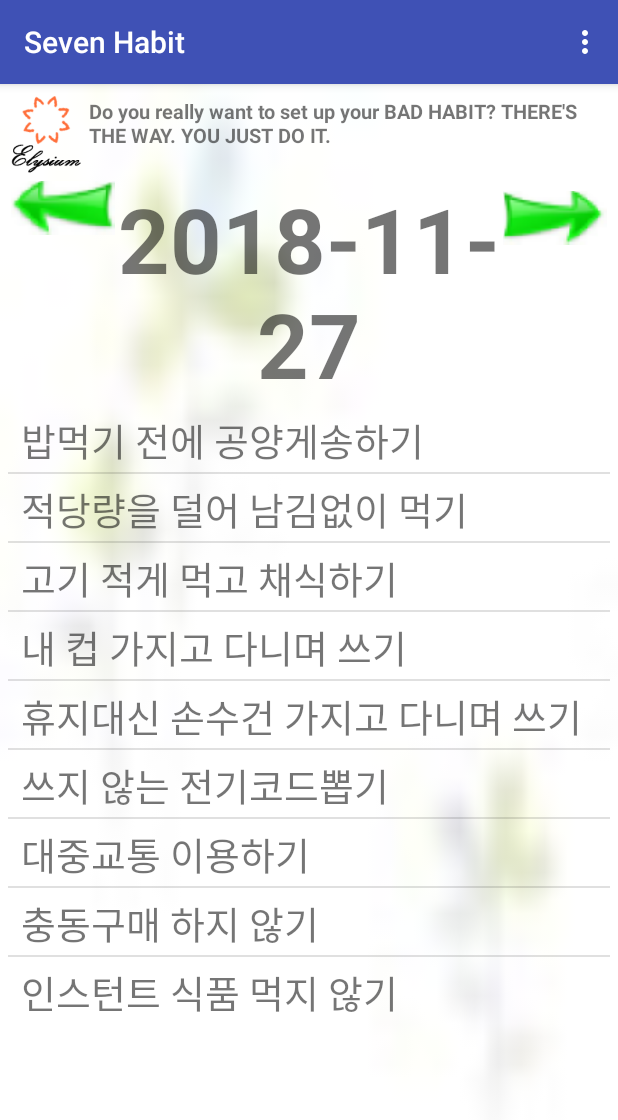
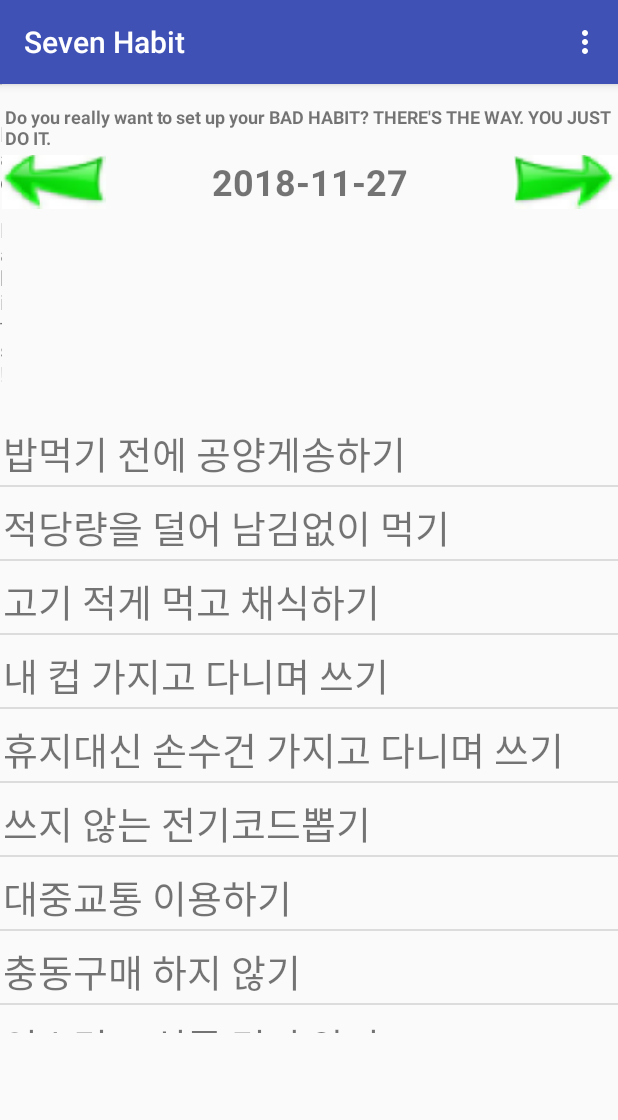
Before and after one commit to yojulab/Project_SevenHabit, an Android app: the screen it shows after launch (MainActivity), on a phone screen of 412 x 824 dp. Shown: the top 1120 px of the screen. Run offline under Robolectric (Android 15) with nearby library versions, the light colour scheme and no system bars.

Commit message:
modify Layout from Linear to Constraint

```diff
--- a/app/build.gradle
+++ b/app/build.gradle
@@ -29,4 +29,5 @@ dependencies {
     compile 'com.android.support:appcompat-v7:28.0.0'
     compile 'com.google.android.gms:play-services-location:7.3.0'
     compile 'com.google.maps.android:android-maps-utils:0.3.4'
+    implementation 'com.android.support.constraint:constraint-layout:1.1.3'
 }
--- a/app/src/main/res/layout/activity_main.xml
+++ b/app/src/main/res/layout/activity_main.xml
@@ -1,41 +1,85 @@
 <?xml version="1.0" encoding="utf-8"?>
-<LinearLayout xmlns:android="http://schemas.android.com/apk/res/android"
-    android:layout_width="fill_parent" android:layout_height="fill_parent"
-    android:orientation="vertical" android:background="@drawable/background1"
-    android:padding="5dp">
-    <LinearLayout android:layout_width="match_parent"
-        android:layout_height="wrap_content" android:layout_marginBottom="0px">
-        <ImageView android:src="@drawable/elysiumlogo" android:id="@+id/imageView1"
-            android:layout_height="80px" android:layout_width="70px"
-            android:layout_margin="3px"
-            android:onClick="onShowMap"
-            android:clickable="true"></ImageView>
-        <TextView android:layout_height="wrap_content"
-            android:layout_width="wrap_content"
-            android:text="Do you really want to set up your BAD HABIT? THERE'S THE WAY. YOU JUST DO IT."
-            android:layout_weight="5" android:padding="5px" android:textSize="20px"
-            android:textStyle="bold" android:gravity="left"></TextView>
-    </LinearLayout>
-    <LinearLayout android:layout_width="match_parent"
-        android:layout_height="wrap_content" android:orientation="horizontal"
-        android:layout_marginBottom="1px">
-        <ImageView android:src="@drawable/leftarrow" android:id="@+id/larrow"
-            android:layout_height="wrap_content" android:layout_width="wrap_content"
-            android:layout_margin="3px" android:gravity="center"></ImageView>
-        <TextView android:layout_height="wrap_content"
-            android:layout_width="wrap_content" android:id="@+id/plandate"
-            android:layout_weight="5" android:textSize="60sp" android:textStyle="bold"
-            android:gravity="center"></TextView>
-        <ImageView android:src="@drawable/rightarrow" android:id="@+id/rarrow"
-            android:layout_height="49dp" android:layout_width="wrap_content"
-            android:layout_margin="3px" android:gravity="center"></ImageView>
-    </LinearLayout>
-    <LinearLayout android:layout_width="match_parent"
-        android:id="@+id/linearLayout1" android:layout_height="wrap_content" android:orientation="horizontal">
-        <ListView android:id="@+id/resultList" android:choiceMode="singleChoice"
-            android:layout_height="wrap_content" android:layout_width="match_parent"></ListView>
-        <TextView android:text="Please, Input Bad Habits!"
-            android:id="@android:id/empty" android:layout_width="wrap_content"
-            android:layout_height="wrap_content"></TextView>
-    </LinearLayout>
-</LinearLayout>
+<android.support.constraint.ConstraintLayout xmlns:android="http://schemas.android.com/apk/res/android"
+    xmlns:app="http://schemas.android.com/apk/res-auto"
+    xmlns:tools="http://schemas.android.com/tools"
+    android:id="@+id/linearLayout2"
+    android:layout_width="fill_parent"
+    android:layout_height="fill_parent"
+    tools:layout_editor_absoluteY="81dp">
+
+
+    <TextView
+        android:id="@+id/textView3"
+        android:layout_width="wrap_content"
+        android:layout_height="wrap_content"
+        android:layout_marginTop="10dp"
+        android:gravity="left"
+        android:padding="5px"
+        android:text="Do you really want to set up your BAD HABIT? THERE'S THE WAY. YOU JUST DO IT."
+        android:textSize="12sp"
+        android:textStyle="bold"
+        app:layout_constraintEnd_toEndOf="@+id/rarrow"
+        app:layout_constraintTop_toTopOf="parent"></TextView>
+
+
+    <ImageView
+        android:id="@+id/larrow"
+        android:layout_width="wrap_content"
+        android:layout_height="wrap_content"
+        android:layout_marginStart="1dp"
+        android:layout_marginLeft="1dp"
+        android:layout_marginEnd="8dp"
+        android:layout_marginRight="8dp"
+        android:gravity="center"
+        android:src="@drawable/leftarrow"
+        app:layout_constraintEnd_toStartOf="@+id/plandate"
+        app:layout_constraintHorizontal_chainStyle="packed"
+        app:layout_constraintStart_toStartOf="parent"
+        app:layout_constraintTop_toBottomOf="@+id/textView3"></ImageView>
+
+    <TextView
+        android:id="@+id/plandate"
+        android:layout_width="0dp"
+        android:layout_height="0dp"
+        android:layout_marginEnd="8dp"
+        android:layout_marginRight="8dp"
+        android:gravity="center"
+        android:textSize="24sp"
+        android:textStyle="bold"
+        app:layout_constraintBottom_toBottomOf="@+id/rarrow"
+        app:layout_constraintEnd_toStartOf="@+id/rarrow"
+        app:layout_constraintStart_toEndOf="@+id/larrow"
+        app:layout_constraintTop_toBottomOf="@+id/textView3"></TextView>
+
+    <ImageView
+        android:id="@+id/rarrow"
+        android:layout_width="wrap_content"
+        android:layout_height="wrap_content"
+        android:gravity="center"
+        android:src="@drawable/rightarrow"
+        app:layout_constraintEnd_toEndOf="parent"
+        app:layout_constraintStart_toEndOf="@+id/plandate"
+        app:layout_constraintTop_toBottomOf="@+id/textView3"></ImageView>
+
+
+    <ListView
+        android:id="@+id/resultList"
+        android:layout_width="0dp"
+        android:layout_height="413dp"
+        android:choiceMode="singleChoice"
+        app:layout_constraintBottom_toBottomOf="parent"
+        app:layout_constraintEnd_toEndOf="parent"
+        app:layout_constraintStart_toStartOf="parent"
+        app:layout_constraintTop_toBottomOf="@+id/plandate"></ListView>
+
+    <TextView
+        android:id="@+id/textView4"
+        android:layout_width="1dp"
+        android:layout_height="wrap_content"
+        android:text="Please, Input Bad Habits!"
+        app:layout_constraintBottom_toTopOf="parent"
+        app:layout_constraintEnd_toStartOf="parent"
+        app:layout_constraintStart_toStartOf="parent"
+        app:layout_constraintTop_toTopOf="parent"></TextView>
+
+</android.support.constraint.ConstraintLayout>
--- a/app/src/main/res/layout/habits.xml
+++ b/app/src/main/res/layout/habits.xml
@@ -2,20 +2,21 @@
 <LinearLayout xmlns:android="http://schemas.android.com/apk/res/android"
 	xmlns:tools="http://schemas.android.com/tools"
 	android:layout_width="fill_parent" android:layout_height="fill_parent"
-	android:orientation="vertical" android:background="@drawable/background1"
+	android:orientation="vertical"
 	android:padding="5dp">
 	<LinearLayout android:layout_width="match_parent"
 		android:layout_height="wrap_content" android:layout_marginBottom="0px"
 		tools:ignore="UseCompoundDrawables">
-		<ImageView android:src="@drawable/elysiumlogo" android:id="@+id/imageView1"
-			android:layout_height="80px" android:layout_width="70px"
-			android:layout_margin="3px"
-			tools:ignore="ContentDescription,PxUsage"></ImageView>
-		<TextView android:layout_height="wrap_content"
+
+		<TextView
 			android:layout_width="wrap_content"
+			android:layout_height="wrap_content"
+			android:layout_weight="5"
+			android:gravity="left"
+			android:padding="5px"
 			android:text="Do you really want to set up your BAD HABIT? THERE'S THE WAY. YOU JUST DO IT."
-			android:layout_weight="5" android:padding="5px" android:textSize="20px"
-			android:textStyle="bold" android:gravity="left"
+			android:textSize="12sp"
+			android:textStyle="bold"
 			tools:ignore="HardcodedText,InefficientWeight,PxUsage"></TextView>
 	</LinearLayout>
 	<LinearLayout android:orientation="vertical"
--- a/app/src/main/res/layout/row.xml
+++ b/app/src/main/res/layout/row.xml
@@ -1,14 +1,33 @@
 <?xml version="1.0" encoding="utf-8"?>
-<LinearLayout xmlns:android="http://schemas.android.com/apk/res/android"
-	android:layout_width="match_parent" android:layout_height="match_parent"
-		android:paddingRight="10px" android:paddingLeft="10px">
-	<TextView android:layout_height="wrap_content" android:id="@+id/id"
-		android:text="TextView"
-		android:layout_width="wrap_content" android:textSize="25sp"
-		android:layout_weight="1"
-		android:paddingRight="10dp"></TextView>
-	<TextView android:layout_height="wrap_content" android:id="@+id/habit"
-		android:text="TextView" android:paddingRight="5px" android:padding="3px"
-		android:layout_width="wrap_content" android:textSize="25sp"
-		android:layout_weight="1"></TextView>
-</LinearLayout>
+<android.support.constraint.ConstraintLayout xmlns:android="http://schemas.android.com/apk/res/android"
+    xmlns:app="http://schemas.android.com/apk/res-auto"
+    xmlns:tools="http://schemas.android.com/tools"
+    android:id="@+id/linearLayout3"
+    android:layout_width="match_parent"
+    android:layout_height="match_parent"
+    tools:layout_editor_absoluteY="81dp">
+
+    <TextView
+        android:id="@+id/id"
+        android:layout_width="wrap_content"
+        android:layout_height="wrap_content"
+        android:paddingRight="10dp"
+        android:text="01"
+        android:textSize="25sp"
+        app:layout_constraintBaseline_toBaselineOf="@+id/habit"
+        app:layout_constraintHorizontal_chainStyle="packed"
+        app:layout_constraintStart_toStartOf="parent"></TextView>
+
+    <TextView
+        android:id="@+id/habit"
+        android:layout_width="wrap_content"
+        android:layout_height="wrap_content"
+        android:padding="3px"
+        android:paddingRight="5px"
+        android:text="TextView"
+        android:textSize="25sp"
+        app:layout_constraintEnd_toEndOf="parent"
+        app:layout_constraintHorizontal_bias="0.0"
+        app:layout_constraintStart_toEndOf="@+id/id"
+        app:layout_constraintTop_toTopOf="parent"></TextView>
+</android.support.constraint.ConstraintLayout>
--- a/app/src/main/res/layout/rowplan.xml
+++ b/app/src/main/res/layout/rowplan.xml
@@ -1,11 +1,32 @@
 <?xml version="1.0" encoding="utf-8"?>
-<LinearLayout xmlns:android="http://schemas.android.com/apk/res/android"
-	android:layout_width="match_parent" android:layout_height="match_parent"
-	android:paddingRight="10px" android:paddingLeft="10px">
-	<TextView android:layout_height="wrap_content" android:id="@+id/habit"
-		android:text="Bad Habit" android:padding="3px" android:layout_width="match_parent"
-		android:textSize="25sp" android:layout_weight="7"></TextView>
-	<TextView android:layout_height="wrap_content" android:id="@+id/doneTF"
-		android:text="N" android:padding="3px" android:layout_width="wrap_content"
-		android:textSize="30sp" android:layout_weight="1"></TextView>
-</LinearLayout>
+<android.support.constraint.ConstraintLayout xmlns:android="http://schemas.android.com/apk/res/android"
+    xmlns:app="http://schemas.android.com/apk/res-auto"
+    xmlns:tools="http://schemas.android.com/tools"
+    android:id="@+id/linearLayout"
+    android:layout_width="match_parent"
+    android:layout_height="match_parent">
+
+    <TextView
+        android:id="@+id/habit"
+        android:layout_width="0dp"
+        android:layout_height="wrap_content"
+        android:layout_marginTop="5dp"
+        android:padding="3px"
+        android:text="Bad Habit"
+        android:textSize="25sp"
+        app:layout_constraintEnd_toStartOf="@+id/doneTF"
+        app:layout_constraintHorizontal_bias="0.51"
+        app:layout_constraintStart_toStartOf="parent"
+        app:layout_constraintTop_toTopOf="parent"></TextView>
+
+    <TextView
+        android:id="@+id/doneTF"
+        android:layout_width="wrap_content"
+        android:layout_height="wrap_content"
+        android:padding="3px"
+        android:text="N"
+        android:textSize="30sp"
+        app:layout_constraintBaseline_toBaselineOf="@+id/habit"
+        app:layout_constraintEnd_toEndOf="parent"
+        app:layout_constraintStart_toEndOf="@+id/habit"></TextView>
+</android.support.constraint.ConstraintLayout>
```
Also changed, not shown: app/src/main/res/drawable/background1.jpg (deleted), app/src/main/res/drawable/elysiumlogo.png (deleted).
